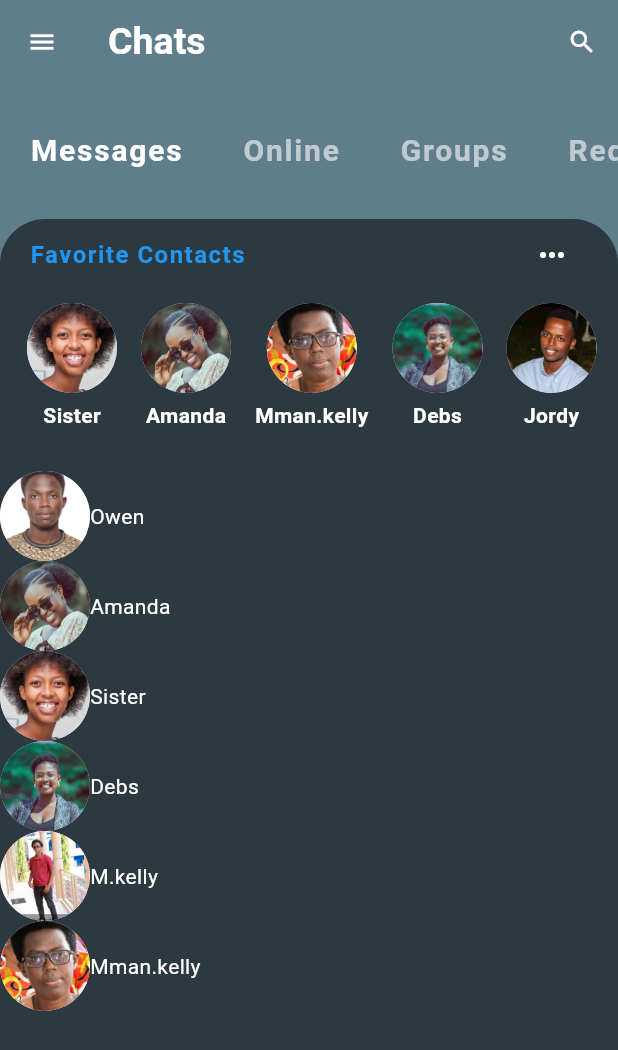
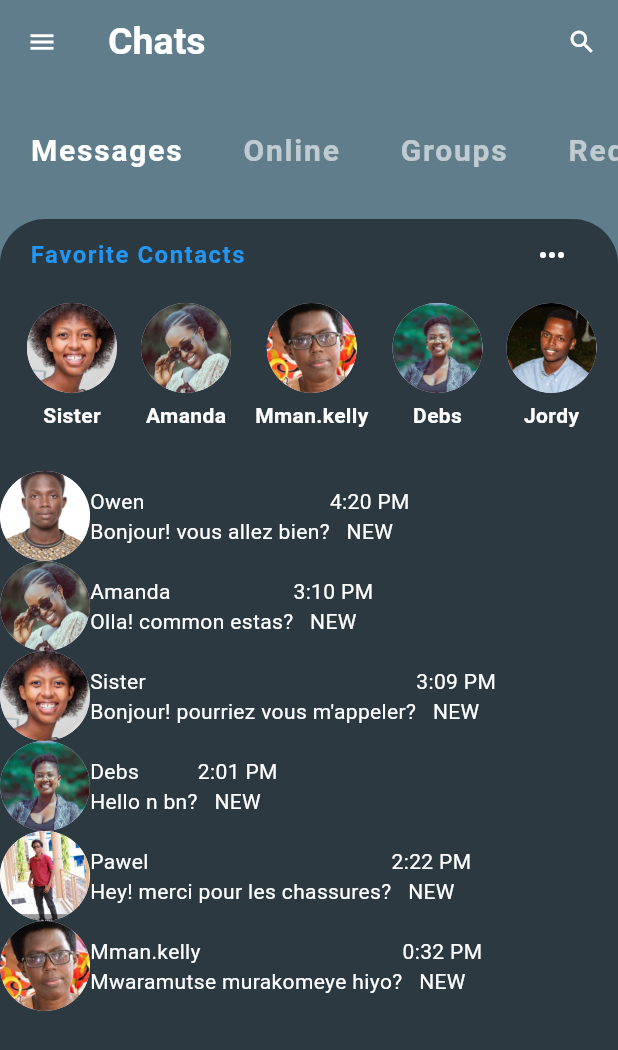
Before and after one commit to NKellyD/mobile_chat_flutter, a Flutter app: the screen it shows after launch, on a phone screen of 412 x 824 dp. Shown: the top 1050 px of the screen. Run offline on Flutter 3.47's test engine with Material 3 defaults, Android fonts, the phone set to English and light mode, and no system bars; Roboto replaces fonts that are missing (Calibri).

Commit message:
add time

```diff
--- a/lib/models/message.dart
+++ b/lib/models/message.dart
@@ -33,7 +33,7 @@ final User amanda =
 final User jo = User(id: 4, name: 'Jordy', imageUrl: 'assets/images/Jo.jpeg');
 
 final User pawel =
-    User(id: 4, name: 'M.kelly', imageUrl: 'assets/images/Pawel.jpeg');
+    User(id: 4, name: 'Pawel', imageUrl: 'assets/images/Pawel.jpeg');
 
 final User owen =
     User(id: 5, name: 'Owen', imageUrl: 'assets/images/Owen.jpeg');
--- a/lib/widgets/recent_chats.dart
+++ b/lib/widgets/recent_chats.dart
@@ -24,16 +24,38 @@ class _RecentChatsState extends State<RecentChats> {
                 final Message chat =  chats[index];
                return Row(
                  children: [
+                   Row(
+                     children: [
                         CircleAvatar(
                          radius: 30,
                          backgroundImage: AssetImage(chat.sender.imageUrl),
                        ),
+                       Column(
+                         crossAxisAlignment: CrossAxisAlignment.start,
+                         children: [
                            Text(
                              chat.sender.name,
                              style: const TextStyle(
                                  color: Colors.white
                              ),
                            ),
+                           Text(
+                             chat.text,
+                             style: const TextStyle(
+                                 color: Colors.white
+                             ),
+                           ),
+                         ],
+                       ),
+
+                     ],
+                   ),
+                    Column(
+                     children: [
+                       Text(chat.time,style: const TextStyle(color: Colors.white),),
+                       const Text('NEW',style: TextStyle(color: Colors.white),)
+                     ],
+                   )
                  ],
                );
               }
```
Lines whose indentation alone changed are shown as unchanged.
